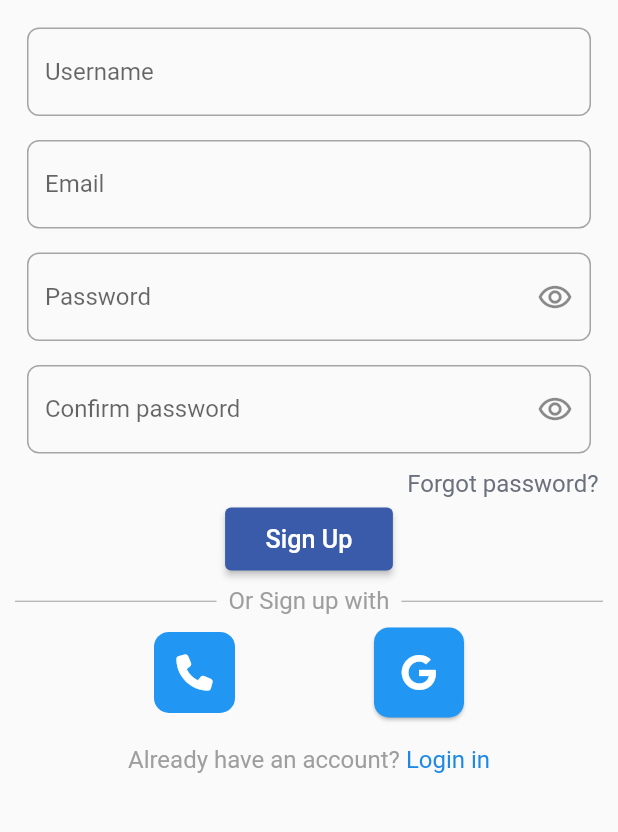
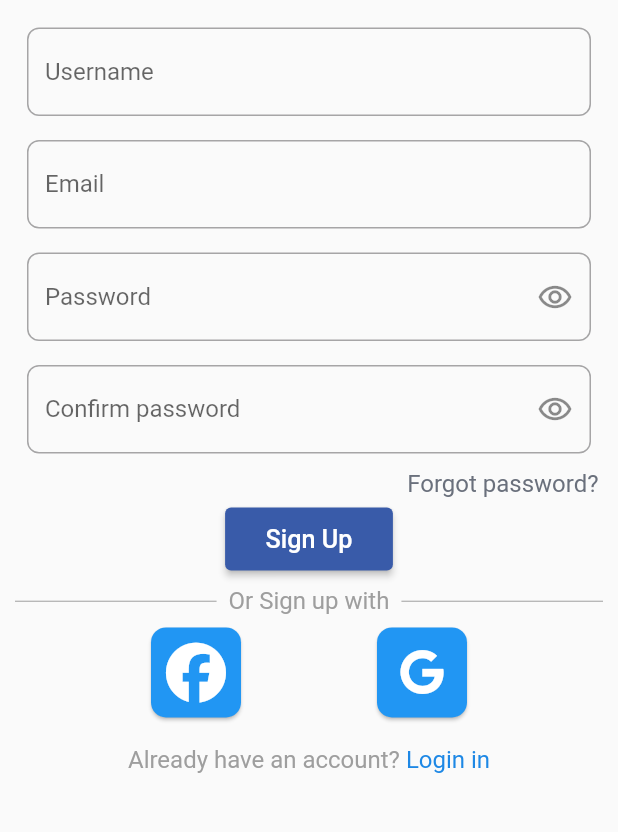
Before and after one commit to warrofa/Athr, a Flutter app: the SignUpPage screen opened by its route, on a phone screen of 412 x 824 dp, the part 250-1082 px from its top. Run offline on Flutter 3.47's test engine with Material 2 defaults, Android fonts, the phone set to English and light mode, and no system bars; drawn by our look-alikes of rounded_loading_button; our stand-ins replace cloud_firestore, firebase_core, font_awesome_flutter, logger, shared_preferences; missing offline and left inert: fab_circular_menu; accounts and stored records are empty; Roboto replaces fonts that are missing (Actor); project files that could hold a hidden picture were left out.

Commit message:
added facebook authentecation

```diff
--- a/lib/components/authentecation_options.dart
+++ b/lib/components/authentecation_options.dart
@@ -7,26 +7,18 @@ class AuthOptions extends StatelessWidget {
   const AuthOptions({
     Key? key,
     required RoundedLoadingButtonController btnGoogleController,
-  }) : _btnGoogleController = btnGoogleController, super(key: key);
+    required RoundedLoadingButtonController btnFacebookController,
+  }) : _btnGoogleController = btnGoogleController,_btnFacebookController = btnFacebookController, super(key: key);
 
   final RoundedLoadingButtonController _btnGoogleController;
+  final RoundedLoadingButtonController _btnFacebookController;
 
   @override
   Widget build(BuildContext context) {
     return Row(
       mainAxisAlignment: MainAxisAlignment.spaceEvenly,
       children: [
-        Container(
-            decoration: BoxDecoration(
-
-                borderRadius: BorderRadius.circular(10),
-                color: Theme.of(context).primaryColor,),
-            child: Padding(
-              padding: const EdgeInsets.all(3),
-              child: IconButton(
-                  onPressed: () {},
-                  icon: FaIcon(FontAwesomeIcons.phone, color: Colors.white,)),
-            )),
+        FacebookAuth(btnFacebookController: _btnFacebookController),
 
         GoogleAuth(btnGoogleController: _btnGoogleController),
       ],
@@ -80,6 +72,26 @@ class GoogleAuth extends StatelessWidget {
     width: 60,
     height: 60,
     elevation: 1,
-    child: FaIcon(FontAwesomeIcons.google, color: Colors.white,));
+    child: FaIcon(FontAwesomeIcons.google, color: Colors.white,size: 30));
   }
 }
+
+class FacebookAuth extends StatelessWidget {
+  const FacebookAuth({
+    Key? key,
+    required RoundedLoadingButtonController btnFacebookController,
+  }) : _btnFacebookController = btnFacebookController, super(key: key);
+
+  final RoundedLoadingButtonController _btnFacebookController;
+
+  @override
+  Widget build(BuildContext context) {
+    return RoundedLoadingButton(controller: _btnFacebookController, onPressed: (){},
+    borderRadius: 10,
+    color: Colors.blue,
+    width: 60,
+    height: 60,
+    elevation: 1,
+    child: FaIcon(FontAwesomeIcons.facebook, color: Colors.white,size: 40,));
+  }
+}
--- a/lib/screens/signin_page.dart
+++ b/lib/screens/signin_page.dart
@@ -42,7 +42,7 @@ class _SignInPageState extends State<SignInPage> {
 
             const AuthDivider(),
 
-            AuthOptions(btnGoogleController: _btnGoogleController),
+            AuthOptions(btnGoogleController: _btnGoogleController, btnFacebookController: _btnFacebookController,),
 
             Container(
               margin: EdgeInsets.all(30),
--- a/lib/screens/signup_page.dart
+++ b/lib/screens/signup_page.dart
@@ -104,7 +104,7 @@ class SignUpPage extends StatelessWidget {
                       )),
                 ),
                 AuthDivider(),
-                AuthOptions(btnGoogleController: _btnGoogleController),
+                AuthOptions(btnGoogleController: _btnGoogleController,btnFacebookController: _btnFacebookController,),
                 Align(alignment: Alignment.bottomCenter,
                   child: RichText(
                       text: TextSpan(children: [
```
